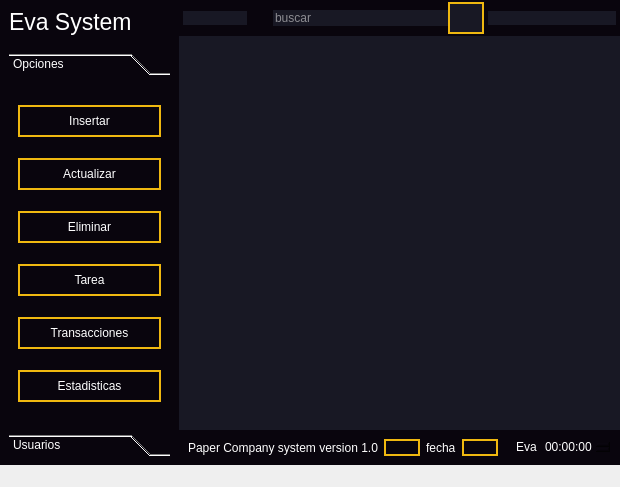
Before: the Qt Designer form ui/EvaSystem.ui in leonardo2322/Eva, drawn with Qt 5.
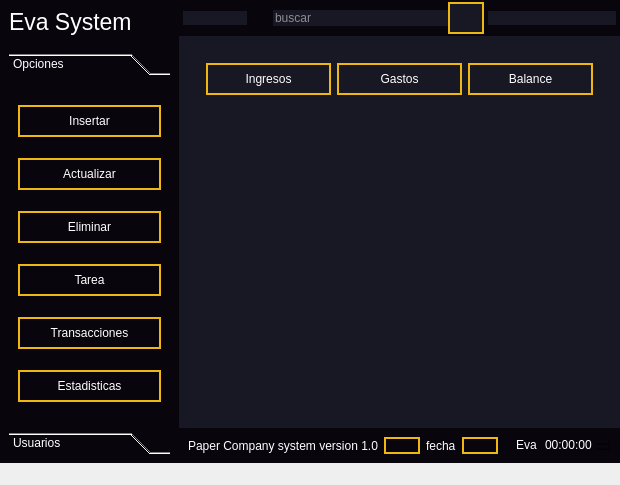
After: the same form once the commit is applied. The open tabs and pages were chosen to show the change. Icons and pictures are not drawn.

```diff
--- a/ui/EvaSystem.ui
+++ b/ui/EvaSystem.ui
@@ -7,7 +7,7 @@
     <x>0</x>
     <y>0</y>
     <width>596</width>
-    <height>487</height>
+    <height>485</height>
    </rect>
   </property>
   <property name="windowTitle">
@@ -154,7 +154,7 @@
                <x>0</x>
                <y>0</y>
                <width>192</width>
-               <height>307</height>
+               <height>305</height>
               </rect>
              </property>
              <attribute name="icon">
@@ -638,6 +638,17 @@
          <layout class="QHBoxLayout" name="horizontalLayout_10">
           <item>
            <widget class="QStackedWidget" name="stackedWidget">
+            <property name="styleSheet">
+             <string notr="true">QPushButton{
+	border-radius:30px;
+	border: 2px solid #efb810;
+	padding:7px 0;
+}
+
+QPushButton:hover{
+	background-color: rgba(239,184,16,.5)
+}</string>
+            </property>
             <property name="currentIndex">
              <number>2</number>
             </property>
@@ -713,10 +724,7 @@
               </item>
              </layout>
             </widget>
-            <widget class="QWidget" name="stk_CostosGastos">
-             <layout class="QVBoxLayout" name="verticalLayout_10"/>
-            </widget>
-            <widget class="QWidget" name="homeStkInventary">
+            <widget class="QWidget" name="stk_Ingresos">
              <layout class="QVBoxLayout" name="verticalLayout_13">
               <item>
                <widget class="QFrame" name="frame_5">
@@ -757,6 +765,126 @@
                      <property name="bottomMargin">
                       <number>0</number>
                      </property>
+                     <item>
+                      <widget class="QTableWidget" name="Tabla_Ingresos">
+                       <property name="gridStyle">
+                        <enum>Qt::DotLine</enum>
+                       </property>
+                      </widget>
+                     </item>
+                    </layout>
+                   </widget>
+                  </widget>
+                 </item>
+                </layout>
+               </widget>
+              </item>
+             </layout>
+            </widget>
+            <widget class="QWidget" name="stk_Balance">
+             <layout class="QVBoxLayout" name="verticalLayout_6">
+              <item>
+               <widget class="QFrame" name="frame_6">
+                <property name="frameShape">
+                 <enum>QFrame::StyledPanel</enum>
+                </property>
+                <property name="frameShadow">
+                 <enum>QFrame::Raised</enum>
+                </property>
+                <layout class="QVBoxLayout" name="verticalLayout_7">
+                 <property name="spacing">
+                  <number>0</number>
+                 </property>
+                 <property name="leftMargin">
+                  <number>0</number>
+                 </property>
+                 <property name="topMargin">
+                  <number>0</number>
+                 </property>
+                 <property name="rightMargin">
+                  <number>0</number>
+                 </property>
+                 <property name="bottomMargin">
+                  <number>0</number>
+                 </property>
+                 <item>
+                  <widget class="QScrollArea" name="scrollArea">
+                   <property name="widgetResizable">
+                    <bool>true</bool>
+                   </property>
+                   <widget class="QWidget" name="scrollAreaWidgetContents">
+                    <property name="geometry">
+                     <rect>
+                      <x>0</x>
+                      <y>0</y>
+                      <width>154</width>
+                      <height>136</height>
+                     </rect>
+                    </property>
+                    <layout class="QVBoxLayout" name="verticalLayout_8">
+                     <property name="spacing">
+                      <number>0</number>
+                     </property>
+                     <property name="leftMargin">
+                      <number>0</number>
+                     </property>
+                     <property name="topMargin">
+                      <number>0</number>
+                     </property>
+                     <property name="rightMargin">
+                      <number>0</number>
+                     </property>
+                     <property name="bottomMargin">
+                      <number>0</number>
+                     </property>
+                     <item>
+                      <widget class="QFrame" name="frame_12">
+                       <property name="frameShape">
+                        <enum>QFrame::StyledPanel</enum>
+                       </property>
+                       <property name="frameShadow">
+                        <enum>QFrame::Raised</enum>
+                       </property>
+                       <layout class="QHBoxLayout" name="horizontalLayout_13">
+                        <item>
+                         <widget class="QPushButton" name="Ingresosbtn_stk_bal">
+                          <property name="text">
+                           <string>Ingresos</string>
+                          </property>
+                         </widget>
+                        </item>
+                        <item>
+                         <widget class="QPushButton" name="gastosbtn_stk_bal">
+                          <property name="text">
+                           <string>Gastos</string>
+                          </property>
+                         </widget>
+                        </item>
+                        <item>
+                         <widget class="QPushButton" name="balancebtn_stk_bal">
+                          <property name="text">
+                           <string>Balance</string>
+                          </property>
+                         </widget>
+                        </item>
+                       </layout>
+                      </widget>
+                     </item>
+                     <item>
+                      <widget class="QFrame" name="frame_13">
+                       <property name="frameShape">
+                        <enum>QFrame::StyledPanel</enum>
+                       </property>
+                       <property name="frameShadow">
+                        <enum>QFrame::Raised</enum>
+                       </property>
+                       <layout class="QVBoxLayout" name="verticalLayout_9">
+                        <item>
+                         <widget class="QTableWidget" name="Tabla_balance"/>
+                        </item>
+                       </layout>
+                      </widget>
+                     </item>
                     </layout>
                    </widget>
                   </widget>
```
Left out of the diff: 131 changed lines with no effect on the pictures.
